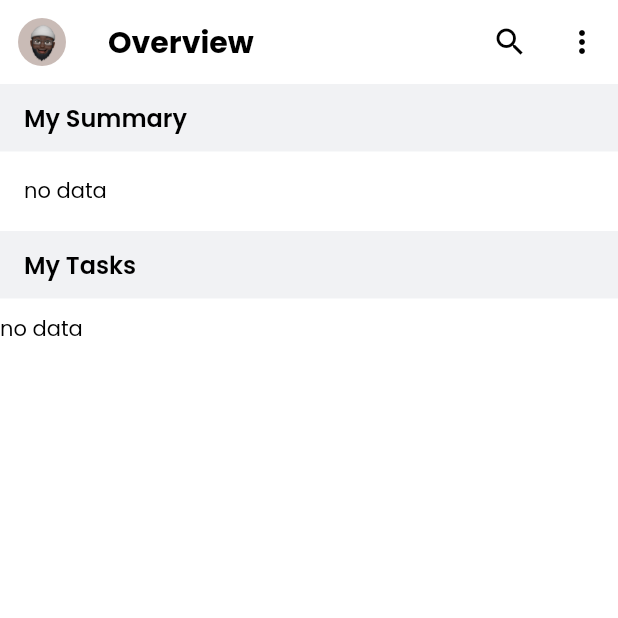
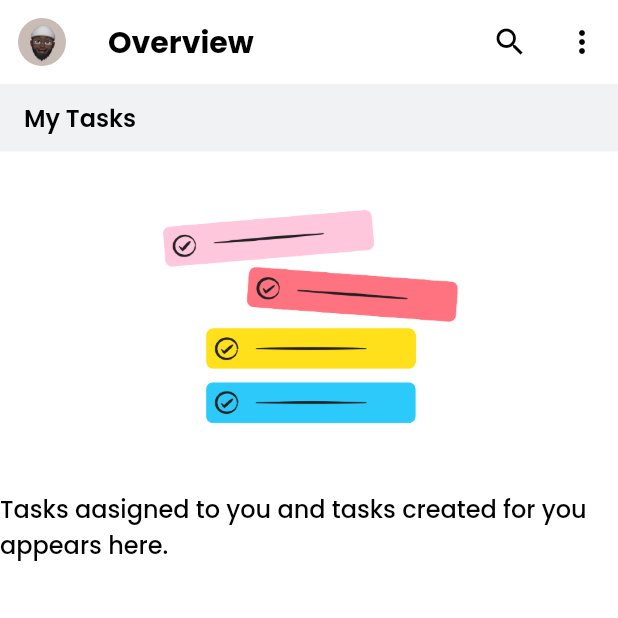
Before and after one commit to iamEtornam/Tasky-Mobile-App, a Flutter app: the OverView screen opened directly, on a phone screen of 412 x 824 dp, the top half of it. Run offline on Flutter 3.47's test engine with Material 2 defaults, Android fonts, the phone set to English and light mode, and no system bars; our stand-ins replace bot_toast, dotted_border, firebase_analytics, firebase_auth, firebase_core, firebase_crashlytics and 13 more; missing offline and left inert: apple_sign_in, flutter_custom_dialog, flutter_image_stack, groovin_widgets, sample_data, strings and 2 more; accounts and stored records are empty.

Commit message:
Update over_view.dart

```diff
--- a/lib/views/overview/over_view.dart
+++ b/lib/views/overview/over_view.dart
@@ -9,6 +9,7 @@ import 'package:tasky_app/managers/task_manager.dart';
 import 'package:tasky_app/models/task.dart';
 import 'package:tasky_app/models/task_statistic.dart';
 import 'package:tasky_app/shared_widgets/custom_appbar_widget.dart';
+import 'package:tasky_app/shared_widgets/empty_widget.dart';
 import 'package:tasky_app/utils/ui_utils/custom_colors.dart';
 import 'package:tasky_app/utils/ui_utils/ui_utils.dart';
 
@@ -26,6 +27,27 @@ class OverView extends StatelessWidget {
       ),
       body: ListView(
         controller: _scrollController,
+        children: [
+
+          StreamBuilder<TaskStatistic>(
+              stream: _taskManager.getTaskStatistics().asStream(),
+              builder: (context, snapshot) {
+                if (snapshot.connectionState == ConnectionState.waiting &&
+                    !snapshot.hasData) {
+                  return LinearProgressIndicator(
+                    minHeight: 2,
+                  );
+                }
+
+                if (snapshot.connectionState == ConnectionState.done &&
+                    !snapshot.hasData) {
+                  return SizedBox.shrink();
+                }
+
+                if (snapshot.data == null) {
+                  return SizedBox.shrink();
+                }
+                return Column(
                   children: [
                               Container(
             color: customGreyColor.withOpacity(.1),
@@ -47,54 +69,39 @@ class OverView extends StatelessWidget {
                     Padding(
                       padding: const EdgeInsets.all(16.0),
                       child: SizedBox(
-              child: StreamBuilder<TaskStatistic>(
-                  stream: _taskManager.getTaskStatistics().asStream(),
-                  builder: (context, snapshot) {
-                    if (snapshot.connectionState == ConnectionState.waiting &&
-                        !snapshot.hasData) {
-                      return Center(child: CupertinoActivityIndicator());
-                    }
-
-                    if (snapshot.connectionState == ConnectionState.done &&
-                        !snapshot.hasData) {
-                      //TODO:
-                      return Text('no data');
-                    }
-
-                    if (snapshot.data == null) {
-                      return Text('no data');
-                    }
-                    return Row(
+                        child: Row(
                           crossAxisAlignment: CrossAxisAlignment.center,
                           mainAxisAlignment: MainAxisAlignment.spaceEvenly,
                           children: [
                             HomeTaskCountCard(
                                 size: size,
-                            count: snapshot.data.data.first.todo,
+                                count: snapshot.data.data[0].todo,
                                 desc: 'To Do',
                                 image: 'dots.png',
                                 color: Colors.primaries[
                                     Random().nextInt(Colors.primaries.length)]),
                             HomeTaskCountCard(
                                 size: size,
-                            count: snapshot.data.data.first.inProgress,
+                                count: snapshot.data.data[1].inProgress,
                                 desc: 'In Progress',
                                 image: 'circles.png',
                                 color: Colors.primaries[
                                     Random().nextInt(Colors.primaries.length)]),
                             HomeTaskCountCard(
                               size: size,
-                          count: snapshot.data.data.first.completed,
+                              count: snapshot.data.data[2].completed,
                               desc: 'Done',
                               image: 'layers.png',
                               color: Colors.primaries[
                                   Random().nextInt(Colors.primaries.length)],
                             ),
                           ],
+                        ),
+                      ),
+                    ),
+                  ],
                 );
               }),
-            ),
-          ),
           Container(
             color: customGreyColor.withOpacity(.1),
             height: 45,
@@ -125,12 +132,19 @@ class OverView extends StatelessWidget {
 
                 if (snapshot.connectionState == ConnectionState.done &&
                     !snapshot.hasData) {
-                  //TODO:
-                  return Text('no data');
+                  return EmptyWidget(
+                    imageAsset: 'no_task.png',
+                    message:
+                        'Tasks aasigned to you and tasks created for you appears here.',
+                  );
                 }
 
                 if (snapshot.data == null) {
-                  return Text('no data');
+                  return EmptyWidget(
+                    imageAsset: 'no_task.png',
+                    message:
+                        'Tasks aasigned to you and tasks created for you appears here.',
+                  );
                 }
                 return ListView.builder(
                     controller: _scrollController,
```
Lines whose indentation alone changed are shown as unchanged.
